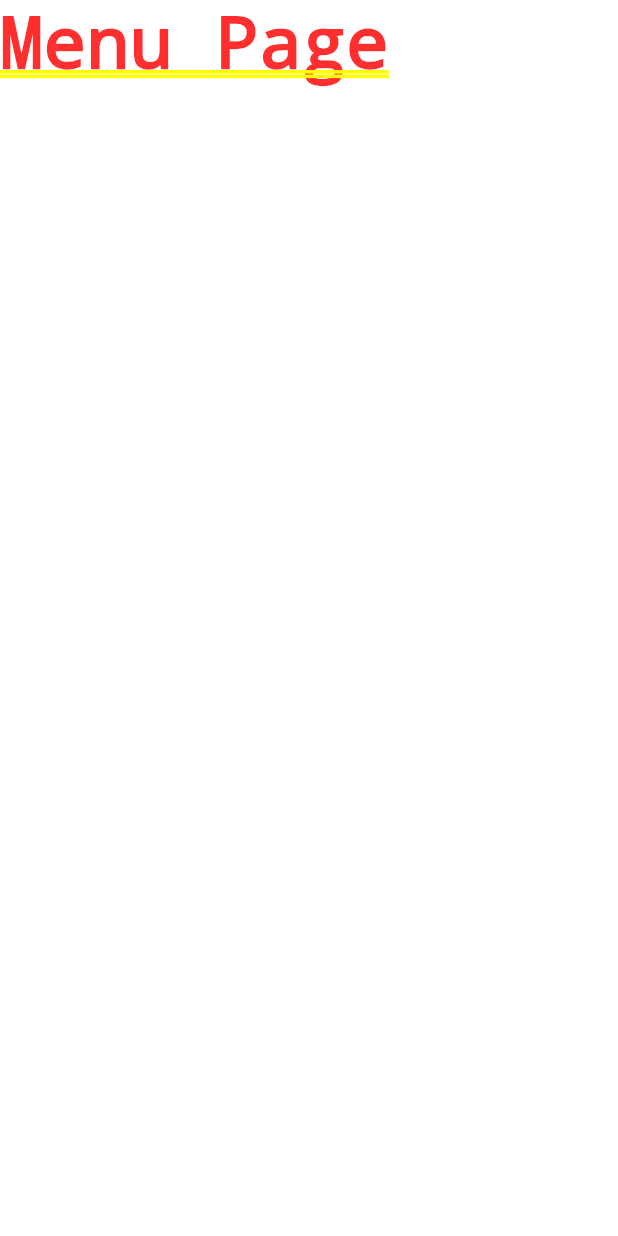
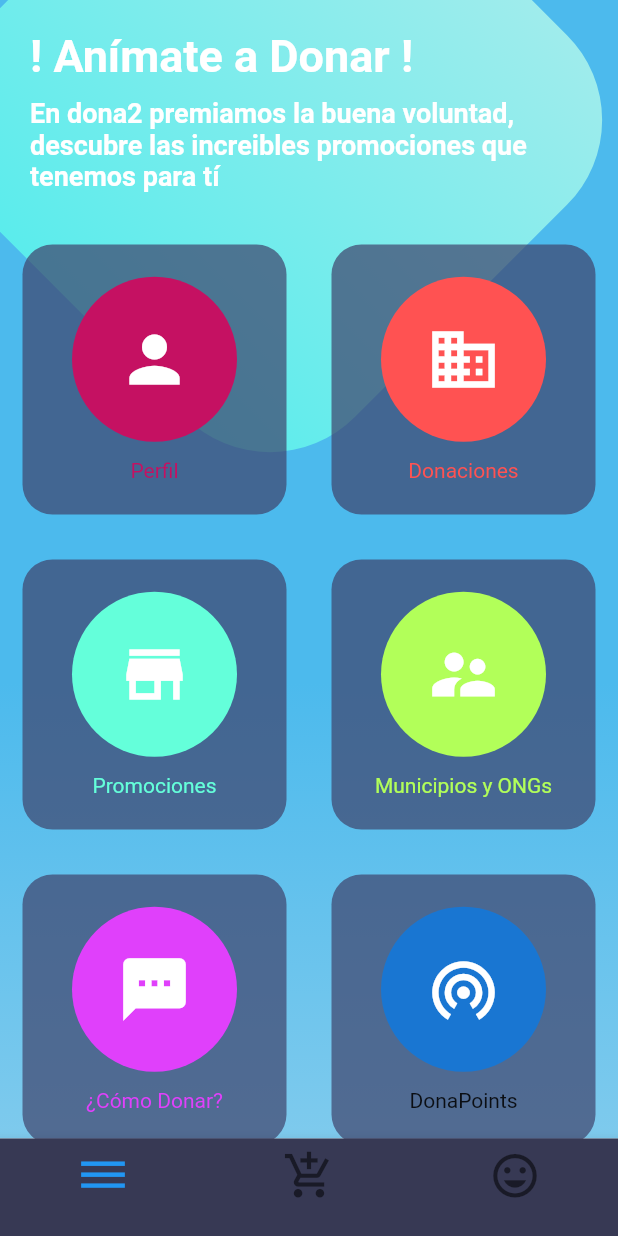
Before and after one commit to renzorosaz/hackatondona2, a Flutter app: the screen it shows after launch, after a tap on "Ingresar", on a phone screen of 412 x 824 dp. Run offline on Flutter 3.47's test engine with Material 2 defaults, Android fonts, the phone set to English and light mode, and no system bars.

Commit message:
menu renzo

```diff
--- a/lib/src/pages/login_page.dart
+++ b/lib/src/pages/login_page.dart
@@ -8,7 +8,6 @@ class LoginPage extends StatelessWidget {
     return Scaffold(
       body:Stack(
         children: <Widget>[
-          _logo(),
           _crearFondo(context),
           _loginForm(context),
         ],
@@ -16,22 +15,7 @@ class LoginPage extends StatelessWidget {
     );
   }
 
-  Widget _logo(){
-   return
-       Container(
-         decoration: BoxDecoration(
-            color: Colors.transparent,
-            image: DecorationImage(
-              fit: BoxFit.fill,
-              image: AssetImage(
-                'assets/dona.jpg',
-              ),
-            ),
-          ),
-          height: 350.0,
-       );
 
-  }
   Widget _loginForm(BuildContext context){
 
     final size= MediaQuery.of(context).size;
@@ -65,6 +49,7 @@ class LoginPage extends StatelessWidget {
             ),
             child: Column(
               children: <Widget>[
+
                 Text('Ingreso', style : TextStyle(fontSize: 20.0)),
                 SizedBox(height: 60.0),
                 _crearEmail(),
--- a/lib/src/pages/menu_page.dart
+++ b/lib/src/pages/menu_page.dart
@@ -1,4 +1,7 @@
 import 'package:flutter/material.dart';
+
+import 'dart:math';
+import 'dart:ui';
 
 class MenuPage extends StatelessWidget {
   const MenuPage({Key key}) : super(key: key);
@@ -6,8 +9,181 @@ class MenuPage extends StatelessWidget {
   @override
   Widget build(BuildContext context) {
 
-    return Container(
-      child: Text('Menu Page'),
+    return Scaffold(
+      body: Stack(
+        children: <Widget>[
+          _fondoApp(),
+
+          SingleChildScrollView(
+            child: Column(
+              children: <Widget>[
+                _titulos(),
+                _botonRedondeados()
+              ],
+            ),
+          )
+
+        ],
+      ),
+       bottomNavigationBar: _bottomNavigatorBar(context)
     );
   }
+
+  Widget _fondoApp(){
+
+    final gradiente = Container(
+      width:double.infinity,
+      height: double.infinity,
+      decoration: BoxDecoration(
+        gradient: LinearGradient(
+          begin: FractionalOffset(0.0, 0.6),
+          end:FractionalOffset(0.0, 1.0),
+          colors: [
+            Color.fromRGBO(76, 186, 237, 1.0),
+            Color.fromRGBO(126, 202, 237, 1.0),
+          ]
+          )
+      ),
+    );
+
+      final cajaCeleste=Transform.rotate(
+        angle: -pi/4.0,
+
+        child:Container(
+          height: 360.0,
+          width: 360.0,
+          decoration: BoxDecoration(
+            borderRadius: BorderRadius.circular(80.0),
+            gradient: LinearGradient(
+              colors: [
+                Color.fromRGBO(91, 236, 236, 1.0),
+                Color.fromRGBO(159, 236, 236, 1.0),
+              ]
+            )
+          ),
+        )
+     );
+
+
+    return Stack(
+      children: <Widget>[
+        gradiente,
+        Positioned(
+          top:-100.0,
+          child: cajaCeleste
+          )
+      ],
+    );
+
+  }
+
+  Widget _titulos(){
+
+    return SafeArea(
+          child: Container(
+          padding: EdgeInsets.all(20.0),
+          child: Column(
+          crossAxisAlignment: CrossAxisAlignment.start,
+          children: <Widget>[
+            Text('! Anímate a Donar !',style: TextStyle(color:Colors.white,fontSize:30.0,fontWeight: FontWeight.bold),),
+            SizedBox(height: 10.0,),
+            Text('En dona2 premiamos la buena voluntad, descubre las increibles promociones que tenemos para tí',style: TextStyle(color:Colors.white,fontSize:18.0,fontWeight: FontWeight.bold), ),
+          ],
+        ),
+      ),
+    );
+  }
+
+  Widget _bottomNavigatorBar(BuildContext context){
+
+    return new Theme(
+      data: Theme.of(context).copyWith(
+         canvasColor: Color.fromRGBO(55, 57, 84, 1.0) ,
+         primaryColor: Colors.pinkAccent,
+         textTheme: Theme.of(context).textTheme.copyWith(
+           caption:TextStyle(color: Color.fromRGBO(116, 117, 152, 1.0))
+         )
+      ),
+      child: BottomNavigationBar(
+
+        items:[
+          BottomNavigationBarItem(
+            icon:Icon(Icons.dehaze,size:35.0),
+            title: Container(),
+          ),
+          BottomNavigationBarItem(
+            icon:Icon(Icons.add_shopping_cart,size:35.0),
+             title: Container(),
+          ),
+          BottomNavigationBarItem(
+            icon:Icon(Icons.mood,size:35.0),
+             title: Container(),
+          )
+        ] ,
+      ),
+    );
+
+  }
+
+  Widget _botonRedondeados(){
+
+     return Table(
+       children: [
+         TableRow(
+           children: [
+             _crearBotonRedondeado(Colors.pinkAccent[700],Icons.person,'Perfil'),
+             _crearBotonRedondeado(Colors.redAccent,Icons.business,'Donaciones')
+
+           ]
+         ),
+         TableRow(
+           children: [
+             _crearBotonRedondeado(Colors.tealAccent,Icons.store_mall_directory,'Promociones'),
+             _crearBotonRedondeado(Colors.lightGreenAccent,Icons.supervisor_account,'Municipios y ONGs')
+           ]
+         ),
+         TableRow(
+           children: [
+            _crearBotonRedondeado(Colors.purpleAccent,Icons.sms,'¿Cómo Donar?'),
+            _crearBotonRedondeado(Colors.indigoAccent[800],Icons.wifi_tethering,'DonaPoints')
+           ]
+         )
+       ],
+     );
+   }
+
+   Widget _crearBotonRedondeado(Color color, IconData icono, String texto){
+
+
+
+     return ClipRect(
+        /* child: BackdropFilter( */
+         /* filter: ImageFilter.blur( sigmaX:10.0, sigmaY:10.0), */
+         child: Container(
+           height: 180.0,
+           margin: EdgeInsets.all(15.0),
+           decoration: BoxDecoration(
+             color: Color.fromRGBO(62, 66, 107, 0.7),
+             borderRadius: BorderRadius.circular(20.0)
+           ),
+           child: Column(
+             mainAxisAlignment: MainAxisAlignment.spaceAround,
+             children: <Widget>[
+               SizedBox(height: 5.0),
+               CircleAvatar(
+                 backgroundColor: color,
+                 radius: 55.0,
+                 child: Icon( icono, color: Colors.white, size: 50.0),
+               ),
+               Text(texto,style: TextStyle( color: color )),
+               SizedBox(height: 5.0)
+             ],
+           ),
+         ),
+     /*   ), */
+     );
+
+   }
+
+
 }
```
